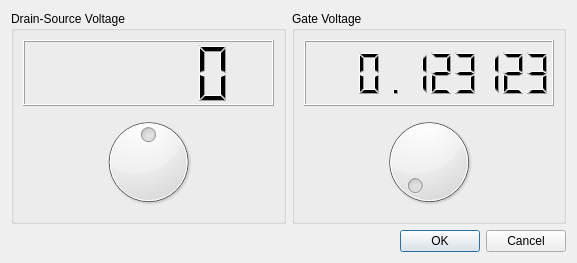
The window that Aquisition/ui_powersupplysettings.ui (zigorrom/PyFANS) describes before a commit, drawn with Qt 5.
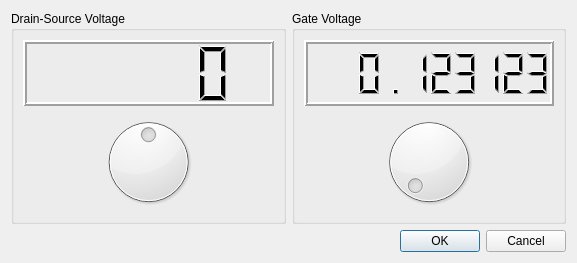
The same window after the commit.

Commit message: power supply

What changed in the file:
```diff
--- a/Aquisition/ui_powersupplysettings.ui
+++ b/Aquisition/ui_powersupplysettings.ui
@@ -21,7 +21,10 @@
      </property>
      <layout class="QVBoxLayout" name="verticalLayout_2">
       <item>
-       <widget class="QLCDNumber" name="lcdNumber_2">
+       <widget class="QLCDNumber" name="gatevoltage">
+        <property name="lineWidth">
+         <number>2</number>
+        </property>
         <property name="digitCount">
          <number>10</number>
         </property>
@@ -53,7 +56,17 @@
      </property>
      <layout class="QVBoxLayout" name="verticalLayout">
       <item>
-       <widget class="QLCDNumber" name="lcdNumber"/>
+       <widget class="QLCDNumber" name="drainsourcevoltage">
+        <property name="frameShape">
+         <enum>QFrame::Box</enum>
+        </property>
+        <property name="frameShadow">
+         <enum>QFrame::Raised</enum>
+        </property>
+        <property name="lineWidth">
+         <number>2</number>
+        </property>
+       </widget>
       </item>
       <item>
        <widget class="QDial" name="dial">
```
Left out of the diff: 14 changed lines with no effect on the pictures. The commit also changes 1 other file.
